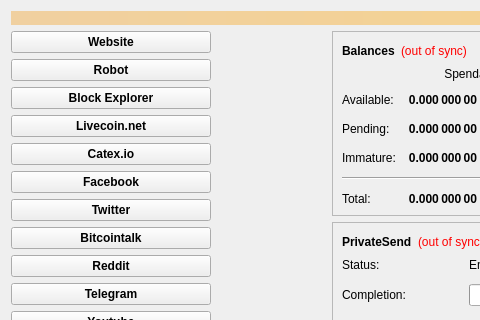
bee-group/beenode, file src/qt/forms/overviewpage.ui: the form before one commit; both pictures show x 0 to 480 and y 0 to 320 of the 960 by 585 pixel window.
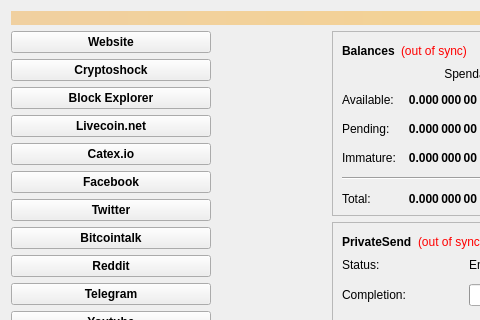
The form after the commit.

Diff of the .ui file:
```diff
--- a/src/qt/forms/overviewpage.ui
+++ b/src/qt/forms/overviewpage.ui
@@ -92,7 +92,7 @@
           </font>
          </property>
          <property name="text">
-          <string>Robot</string>
+          <string>Cryptoshock</string>
          </property>
         </widget>
        </item>
```
